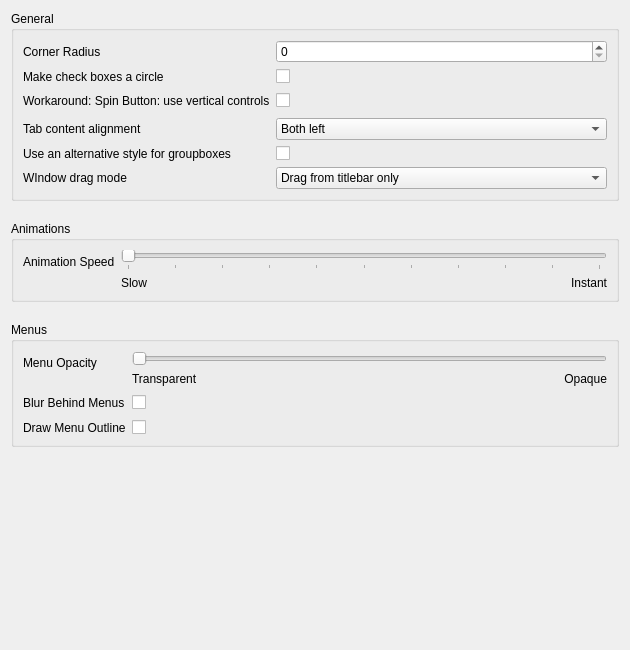
Above: src/settings/settings_app.ui from zalesyc/lilac before the change. Below: the same form after it.
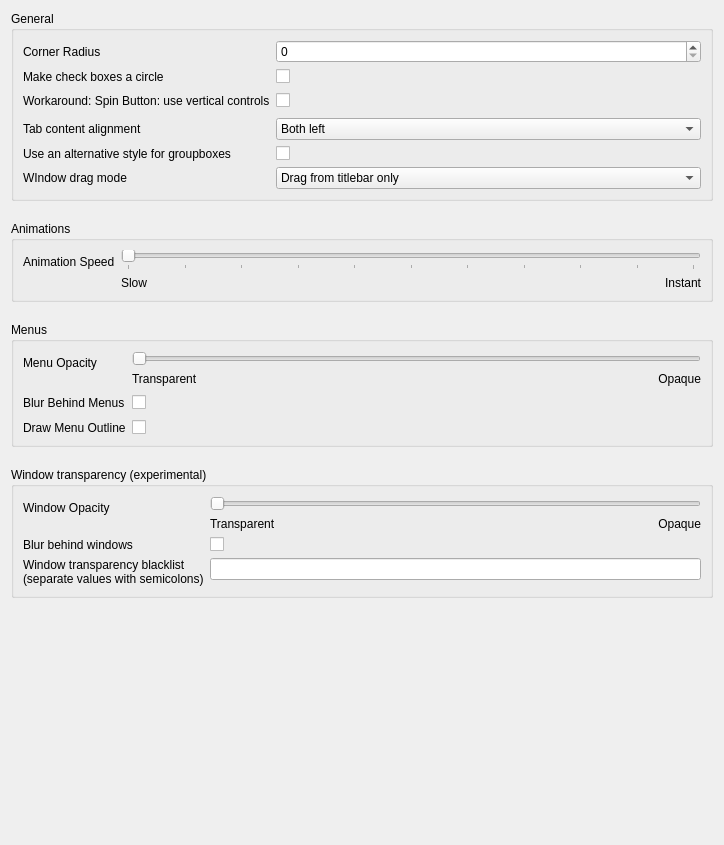
That is the form after the change. Icons and pictures are not drawn.

Commit message: Implement first window transparency

Diff of the .ui file:
```diff
--- a/src/settings/settings_app.ui
+++ b/src/settings/settings_app.ui
@@ -6,8 +6,8 @@
    <rect>
     <x>0</x>
     <y>0</y>
-    <width>630</width>
-    <height>650</height>
+    <width>724</width>
+    <height>845</height>
    </rect>
   </property>
   <property name="windowTitle">
@@ -357,6 +357,86 @@
      </layout>
     </widget>
    </item>
+   <item>
+    <widget class="QGroupBox" name="groupBox_4">
+     <property name="title">
+      <string>Window transparency (experimental)</string>
+     </property>
+     <layout class="QFormLayout" name="formLayout_4">
+      <item row="2" column="0">
+       <widget class="QLabel" name="label_9">
+        <property name="text">
+         <string>Window Opacity</string>
+        </property>
+       </widget>
+      </item>
+      <item row="4" column="0">
+       <widget class="QLabel" name="label_10">
+        <property name="text">
+         <string>Blur behind windows</string>
+        </property>
+       </widget>
+      </item>
+      <item row="4" column="1">
+       <widget class="QCheckBox" name="blurBehindWindowsCheckBox">
+        <property name="text">
+         <string/>
+        </property>
+       </widget>
+      </item>
+      <item row="5" column="0">
+       <widget class="QLabel" name="label_11">
+        <property name="text">
+         <string>Window transparency blacklist
+(separate values with semicolons)</string>
+        </property>
+       </widget>
+      </item>
+      <item row="5" column="1">
+       <widget class="QLineEdit" name="windowOpacityBlackListLineEdit">
+        <property name="placeholderText">
+         <string/>
+        </property>
+       </widget>
+      </item>
+      <item row="2" column="1">
+       <layout class="QVBoxLayout" name="verticalLayout_4">
+        <item>
+         <widget class="QSlider" name="windowOpacitySlider">
+          <property name="maximum">
+           <number>255</number>
+          </property>
+          <property name="orientation">
+           <enum>Qt::Orientation::Horizontal</enum>
+          </property>
+         </widget>
+        </item>
+        <item>
+         <layout class="QHBoxLayout" name="horizontalLayout_5">
+          <item>
+           <widget class="QLabel" name="label_12">
+            <property name="text">
+             <string>Transparent</string>
+            </property>
+           </widget>
+          </item>
+          <item>
+           <widget class="QLabel" name="label_13">
+            <property name="text">
+             <string>Opaque</string>
+            </property>
+            <property name="alignment">
+             <set>Qt::AlignmentFlag::AlignRight|Qt::AlignmentFlag::AlignTrailing|Qt::AlignmentFlag::AlignVCenter</set>
+            </property>
+           </widget>
+          </item>
+         </layout>
+        </item>
+       </layout>
+      </item>
+     </layout>
+    </widget>
+   </item>
    <item>
     <spacer name="verticalSpacer">
      <property name="orientation">
```
The commit also changes 7 other files.
